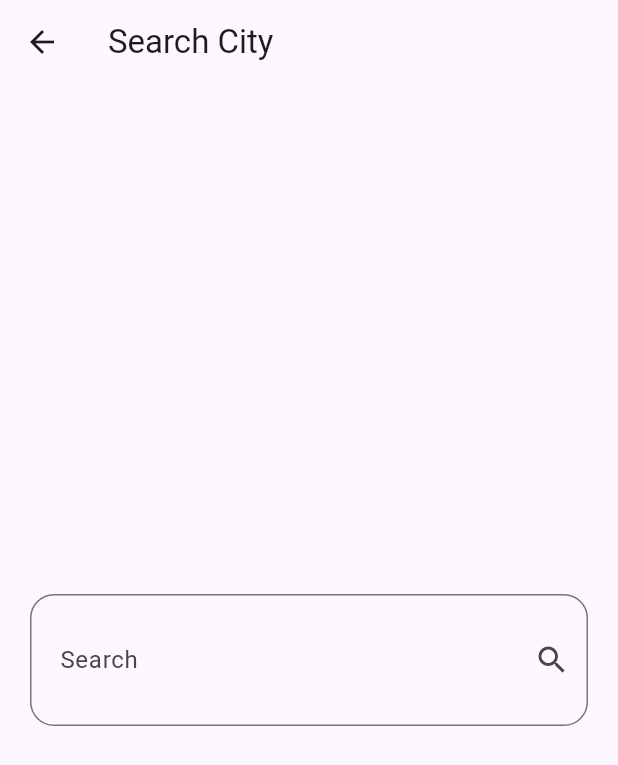
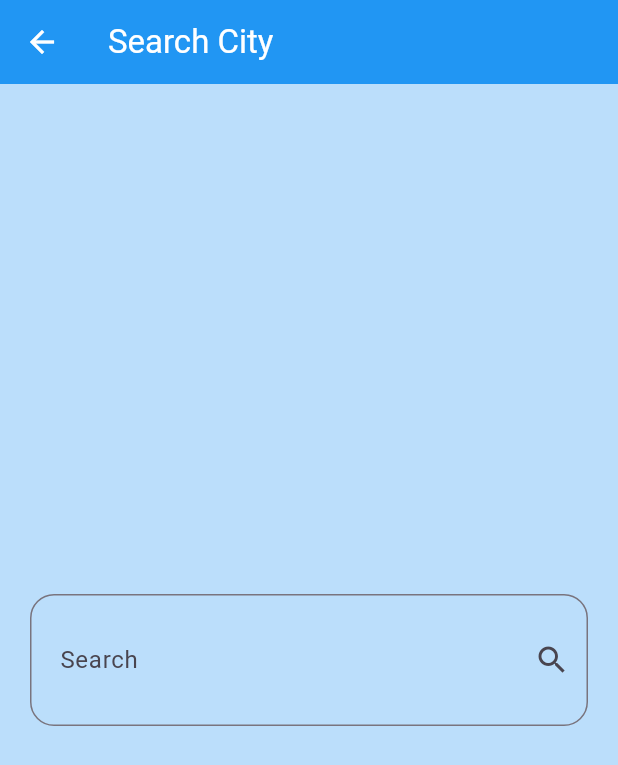
Before and after one commit to adnansakr593-beep/weather-app, a Flutter app: the screen it shows after launch, after a tap on the "search" icon, on a phone screen of 412 x 824 dp. Shown: the top 765 px of the screen. Run offline on Flutter 3.47's test engine with Material 3 defaults, Android fonts, the phone set to English and light mode, and no system bars; our stand-ins replace dio, flutter_bloc; network calls fail.

Commit message:
update app

```diff
--- a/lib/cubits/get_weather_cubit/get_weather_cubit.dart
+++ b/lib/cubits/get_weather_cubit/get_weather_cubit.dart
@@ -13,10 +13,10 @@ class WeatherCubit extends Cubit<WeatherState> {
     emit(WeatherLoading());
     try {
       weatherModel = await weatherservices.getdata(cityname: cityname);
-      emit(WeatherSucss());
+      emit(WeatherSuccess(weatherModel!));
     // ignore: unused_catch_clause
     } on Exception catch (e) {
-      emit(Weatherfaliure());
+      emit(WeatherFailure(e.toString()));
     }
   }
 }
--- a/lib/cubits/get_weather_cubit/get_weather_state.dart
+++ b/lib/cubits/get_weather_cubit/get_weather_state.dart
@@ -1,9 +1,19 @@
-abstract class WeatherState{}
+import 'package:weather_app/models/weather_model.dart';
+
+abstract class WeatherState {}
 
 class WeatherInitial extends WeatherState {}
 
-class WeatherSucss extends WeatherState {}
+class WeatherLoading extends WeatherState {}
 
-class Weatherfaliure extends WeatherState {}
+class WeatherSuccess extends WeatherState {
+  final WeatherModel weather;
 
-class WeatherLoading extends WeatherState {}
+  WeatherSuccess(this.weather);
+}
+
+class WeatherFailure extends WeatherState {
+  final String errorMessage;
+
+  WeatherFailure(this.errorMessage);
+}
--- a/lib/main.dart
+++ b/lib/main.dart
@@ -1,129 +1,7 @@
-// import 'package:flutter/material.dart';
-// import 'package:flutter_bloc/flutter_bloc.dart';
-// import 'package:weather_app/cubits/get_weather_cubit/get_weather_cubit.dart';
-// import 'package:weather_app/cubits/get_weather_cubit/get_weather_state.dart';
-// import 'package:weather_app/services/weather_api.dart';
-// import 'package:weather_app/pages/homepage.dart';
-
-// void main() {
-//   runApp(WeatherApp());
-// }
-
-// class WeatherApp extends StatelessWidget {
-//   WeatherApp({super.key, required this.weather});
-
-//   late WeatherService weather;
-
-//   @override
-//   Widget build(BuildContext context) {
-//     return BlocProvider(
-//       create: (context) => WeatherCubit(weather),
-//       child: BlocBuilder<WeatherCubit, WeatherState>(
-//         builder: (context, state) {
-//           String? condition;
-
-//           if (state is WeatherSucss) {
-//             condition = state.weather.weatherCond; // جاي من ال API
-//           }
-
-//           return MaterialApp(
-//             theme: ThemeData(
-//               primarySwatch: weatherMaterialColor(condition),
-//               scaffoldBackgroundColor: weatherMaterialColor(
-//                 condition,
-//               ).shade100, // يغير الخلفية
-//               appBarTheme: AppBarTheme(
-//                 backgroundColor: weatherMaterialColor(
-//                   condition,
-//                 ), // لون الـ AppBar
-//               ),
-//             ),
-//             debugShowCheckedModeBanner: false,
-//             home: const Homepage(),
-//           );
-//         },
-//       ),
-//     );
-//   }
-// }
-
-// MaterialColor weatherMaterialColor(String? condition) {
-//   if (condition == null) return Colors.blue; // default
-
-//   switch (condition.toLowerCase()) {
-//     case "sunny":
-//     case "clear":
-//       return Colors.amber;
-
-//     case "partly cloudy":
-//       return Colors.indigo;
-
-//     case "cloudy":
-//     case "overcast":
-//       return Colors.blueGrey;
-
-//     case "mist":
-//     case "fog":
-//     case "freezing fog":
-//       return Colors.brown;
-
-//     case "patchy light drizzle":
-//     case "light drizzle":
-//     case "freezing drizzle":
-//     case "heavy freezing drizzle":
-//     case "patchy light rain":
-//     case "light rain":
-//     case "moderate rain at times":
-//     case "moderate rain":
-//     case "heavy rain at times":
-//     case "heavy rain":
-//     case "light rain shower":
-//     case "moderate or heavy rain shower":
-//     case "torrential rain shower":
-//     case "patchy rain possible":
-//       return Colors.blue;
-
-//     case "light freezing rain":
-//     case "moderate or heavy freezing rain":
-//     case "light sleet":
-//     case "moderate or heavy sleet":
-//     case "light sleet showers":
-//     case "moderate or heavy sleet showers":
-//     case "patchy sleet possible":
-//     case "patchy freezing drizzle possible":
-//     case "ice pellets":
-//     case "light showers of ice pellets":
-//     case "moderate or heavy showers of ice pellets":
-//       return Colors.teal;
-
-//     case "patchy light snow":
-//     case "light snow":
-//     case "patchy moderate snow":
-//     case "moderate snow":
-//     case "patchy heavy snow":
-//     case "heavy snow":
-//     case "light snow showers":
-//     case "moderate or heavy snow showers":
-//     case "patchy snow possible":
-//     case "blowing snow":
-//     case "blizzard":
-//       return Colors.cyan;
-
-//     case "thundery outbreaks possible":
-//     case "patchy light rain with thunder":
-//     case "moderate or heavy rain with thunder":
-//     case "patchy light snow with thunder":
-//     case "moderate or heavy snow with thunder":
-//       return Colors.deepPurple;
-
-//     default:
-//       return Colors.green; // fallback safe MaterialColor
-//   }
-// }
-
 import 'package:flutter/material.dart';
 import 'package:flutter_bloc/flutter_bloc.dart';
 import 'package:weather_app/cubits/get_weather_cubit/get_weather_cubit.dart';
+import 'package:weather_app/cubits/get_weather_cubit/get_weather_state.dart';
 import 'package:weather_app/pages/homepage.dart';
 import 'package:weather_app/services/weather_api.dart';
 
@@ -136,15 +14,74 @@ void main() {
   );
 }
 
-
 class WeatherApp extends StatelessWidget {
   const WeatherApp({super.key});
 
   @override
   Widget build(BuildContext context) {
-    return MaterialApp(
-      debugShowCheckedModeBanner: false,
-      home: Homepage(),
+    return BlocBuilder<WeatherCubit, WeatherState>(
+      builder: (context, state) {
+        String? condition;
+
+        if (state is WeatherSuccess) {
+          condition = state.weather.weatherCond;
+        }
+
+        final MaterialColor themeColor =
+            weatherMaterialColor(condition);
+
+        return MaterialApp(
+          debugShowCheckedModeBanner: false,
+          theme: ThemeData(
+            primarySwatch: themeColor,
+            scaffoldBackgroundColor: themeColor.shade100,
+            appBarTheme: AppBarTheme(
+              backgroundColor: themeColor,
+              foregroundColor: Colors.white,
+              elevation: 0,
+            ),
+          ),
+          home: const Homepage(),
+        );
+      },
     );
   }
 }
+
+MaterialColor weatherMaterialColor(String? condition) {
+  if (condition == null) return Colors.blue;
+
+  switch (condition.toLowerCase()) {
+    case "sunny":
+    case "clear":
+      return Colors.amber;
+
+    case "partly cloudy":
+      return Colors.indigo;
+
+    case "cloudy":
+    case "overcast":
+      return Colors.blueGrey;
+
+    case "mist":
+    case "fog":
+      return Colors.brown;
+
+    case "light rain":
+    case "moderate rain":
+    case "heavy rain":
+    case "patchy rain possible":
+      return Colors.blue;
+
+    case "snow":
+    case "blizzard":
+      return Colors.cyan;
+
+    case "thunderstorm":
+    case "thundery outbreaks possible":
+      return Colors.deepPurple;
+
+    default:
+      return Colors.green;
+  }
+}
--- a/lib/pages/homepage.dart
+++ b/lib/pages/homepage.dart
@@ -20,10 +20,10 @@ class Homepage extends StatelessWidget {
           if (state is WeatherLoading) {
             return Center(child: CircularProgressIndicator());
           }
-          else if (state is WeatherSucss) {
+          else if (state is WeatherSuccess) {
 
             return ShowInfo(weather: BlocProvider.of<WeatherCubit>(context).weatherModel!);
-          } else if (state is Weatherfaliure) {
+          } else if (state is WeatherFailure) {
             return const Center(
               child: Text('Failed to get weather data. Try again.'),
             );
```
